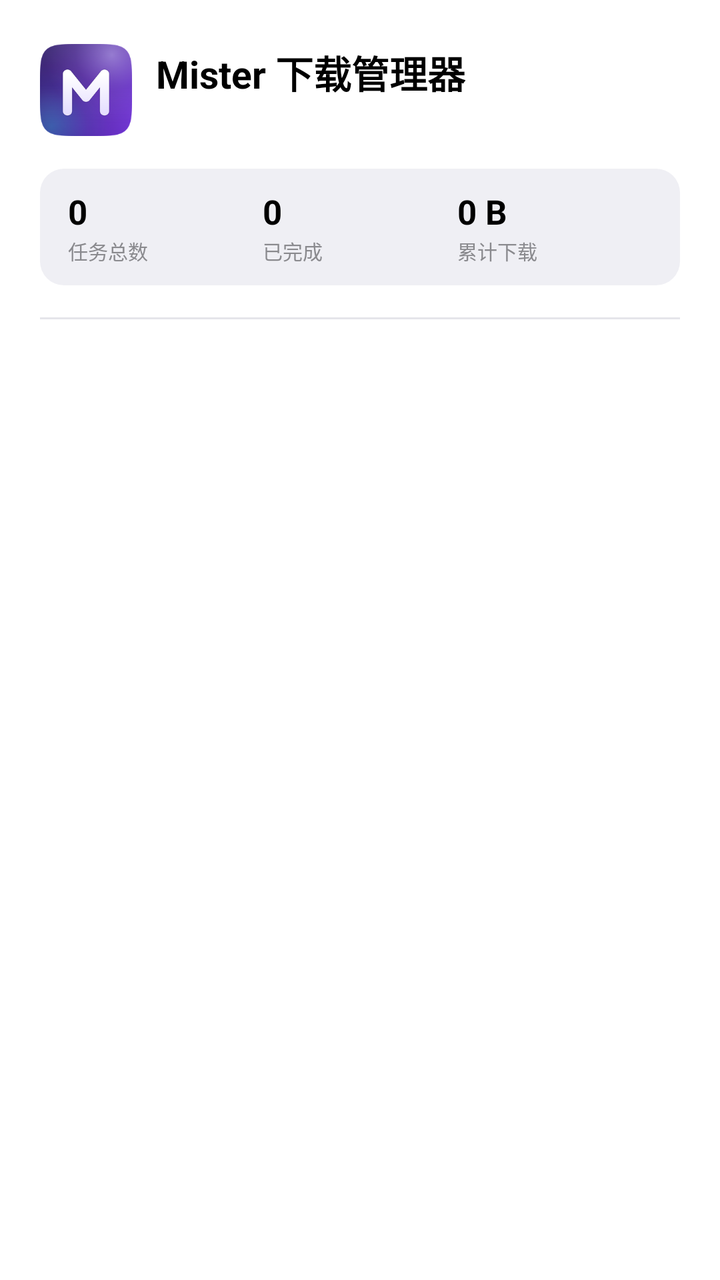
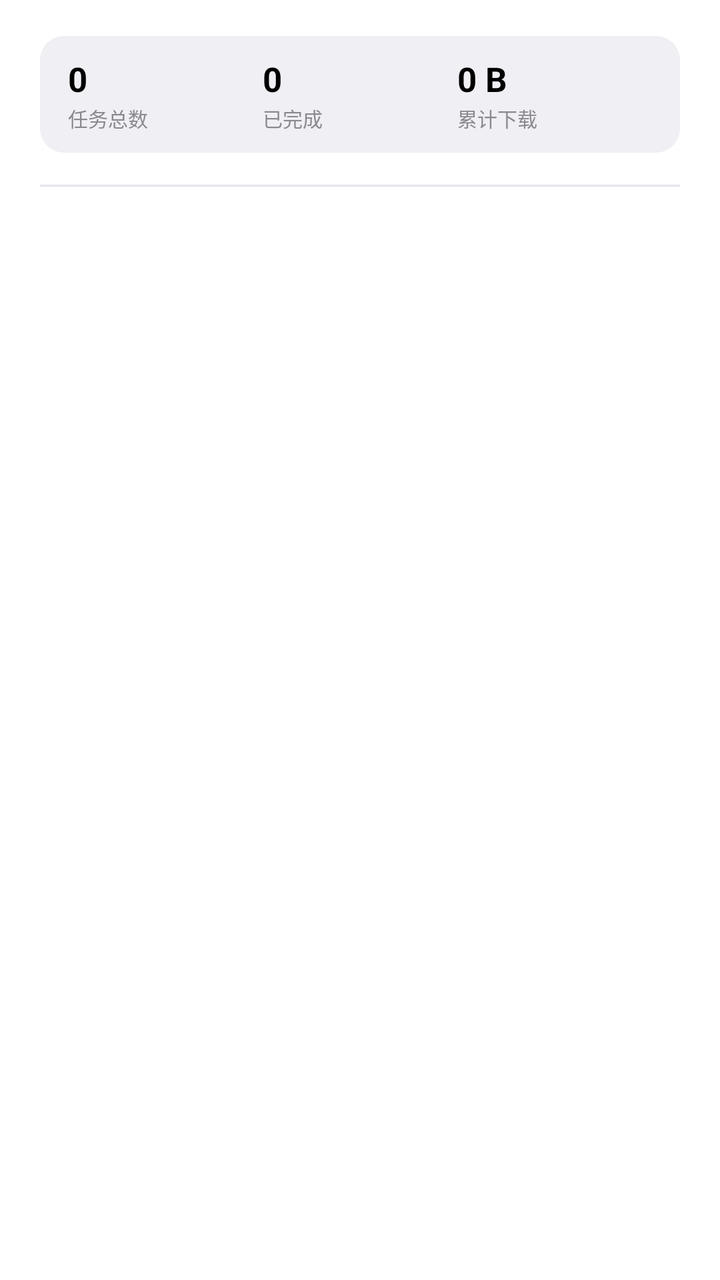

The first picture is an Android layout as it rendered before a commit; the second is the same layout after the commit. The layout source and the unified diff follow.
<!-- AndroidManifest.xml: application theme Theme.MDM -->
<!-- res/layout/nav_header.xml -->
<?xml version="1.0" encoding="utf-8"?>
<LinearLayout xmlns:android="http://schemas.android.com/apk/res/android"
    android:layout_width="match_parent"
    android:layout_height="wrap_content"
    android:background="@color/ios_card"
    android:orientation="vertical"
    android:paddingStart="20dp"
    android:paddingTop="22dp"
    android:paddingEnd="20dp"
    android:paddingBottom="14dp">

    <LinearLayout
        android:layout_width="wrap_content"
        android:layout_height="wrap_content"
        android:gravity="center_vertical"
        android:orientation="horizontal">

        
        <ImageView
            android:id="@+id/ivNavIcon"
            android:layout_width="46dp"
            android:layout_height="46dp"
            android:contentDescription="@string/app_name"
            android:src="@drawable/app_icon" />

        <LinearLayout
            android:layout_width="wrap_content"
            android:layout_height="wrap_content"
            android:layout_marginStart="12dp"
            android:orientation="vertical">

            <TextView
                android:id="@+id/tvNavTitle"
                android:layout_width="wrap_content"
                android:layout_height="wrap_content"
                android:text="@string/app_name"
                android:textColor="@color/ios_label"
                android:textSize="19sp"
                android:textStyle="bold" />

            <TextView
                android:id="@+id/tvNavVersion"
                android:layout_width="wrap_content"
                android:layout_height="wrap_content"
                android:layout_marginTop="2dp"
                android:textColor="@color/ios_label_2"
                android:textSize="12sp" />
        </LinearLayout>
    </LinearLayout>

    <LinearLayout
        android:layout_width="match_parent"
        android:layout_height="wrap_content"
        android:layout_marginTop="16dp"
        android:background="@drawable/bg_ios_input"
        android:orientation="horizontal"
        android:paddingStart="14dp"
        android:paddingTop="10dp"
        android:paddingEnd="14dp"
        android:paddingBottom="10dp">

        <LinearLayout
            android:layout_width="0dp"
            android:layout_height="wrap_content"
            android:layout_weight="1"
            android:orientation="vertical">

            <TextView
                android:id="@+id/tvStatTasks"
                android:layout_width="wrap_content"
                android:layout_height="wrap_content"
                android:text="0"
                android:textColor="@color/ios_label"
                android:textSize="17sp"
                android:textStyle="bold" />

            <TextView
                android:layout_width="wrap_content"
                android:layout_height="wrap_content"
                android:layout_marginTop="1dp"
                android:text="@string/stat_tasks"
                android:textColor="@color/ios_label_2"
                android:textSize="10sp" />
        </LinearLayout>

        <LinearLayout
            android:layout_width="0dp"
            android:layout_height="wrap_content"
            android:layout_weight="1"
            android:orientation="vertical">

            <TextView
                android:id="@+id/tvStatDone"
                android:layout_width="wrap_content"
                android:layout_height="wrap_content"
                android:text="0"
                android:textColor="@color/ios_label"
                android:textSize="17sp"
                android:textStyle="bold" />

            <TextView
                android:layout_width="wrap_content"
                android:layout_height="wrap_content"
                android:layout_marginTop="1dp"
                android:text="@string/stat_done"
                android:textColor="@color/ios_label_2"
                android:textSize="10sp" />
        </LinearLayout>

        <LinearLayout
            android:layout_width="0dp"
            android:layout_height="wrap_content"
            android:layout_weight="1"
            android:orientation="vertical">

            <TextView
                android:id="@+id/tvStatSize"
                android:layout_width="wrap_content"
                android:layout_height="wrap_content"
                android:text="0 B"
                android:textColor="@color/ios_label"
                android:textSize="17sp"
                android:textStyle="bold" />

            <TextView
                android:layout_width="wrap_content"
                android:layout_height="wrap_content"
                android:layout_marginTop="1dp"
                android:text="@string/stat_total"
                android:textColor="@color/ios_label_2"
                android:textSize="10sp" />
        </LinearLayout>
    </LinearLayout>

    <View
        android:layout_width="match_parent"
        android:layout_height="1dp"
        android:layout_marginTop="16dp"
        android:background="@color/ios_separator" />
</LinearLayout>
<!-- resources referenced by this layout -->
<resources>
  <color name="ios_card">#FFFFFF</color>
  <color name="ios_label">#000000</color>
  <color name="ios_label_2">#8A8A8E</color>
  <color name="ios_separator">#E5E5EA</color>
  <!-- drawable app_icon: png bitmap (drawable-nodpi, 30049 bytes) -->
  <!-- drawable bg_ios_input (drawable) -->
  <?xml version="1.0" encoding="utf-8"?>
  <shape xmlns:android="http://schemas.android.com/apk/res/android"
      android:shape="rectangle">
      <solid android:color="@color/ios_fill" />
      <corners android:radius="12dp" />
  </shape>
  <string name="app_name">Mister 下载管理器</string>
  <string name="stat_done">已完成</string>
  <string name="stat_tasks">任务总数</string>
  <string name="stat_total">累计下载</string>
  <color name="ios_fill">#EFEFF4</color>
  <color name="ios_blue">#007AFF</color>
  <color name="white">#FFFFFF</color>
  <color name="mdm_primary_container">#E5F0FF</color>
  <color name="mdm_on_primary_container">#0062CC</color>
  <color name="mdm_secondary_container">#FFF0DE</color>
  <color name="mdm_on_secondary_container">#8A4B00</color>
  <color name="ios_label_3">#C7C7CC</color>
  <color name="ios_red">#FF3B30</color>
  <color name="ios_bg">#F2F2F7</color>
  <style name="ThemeOverlay.MDM.BottomSheetDialog" parent="ThemeOverlay.Material3.BottomSheetDialog">
          <item name="bottomSheetStyle">@style/Widget.MDM.BottomSheet</item>
          <item name="colorSurfaceContainerLow">@color/ios_card</item>
          <item name="colorSurface">@color/ios_card</item>
          <item name="colorOnSurface">@color/ios_label</item>
          <item name="colorPrimary">@color/ios_blue</item>
      </style>
  <style name="Widget.MDM.BottomSheet" parent="Widget.Material3.BottomSheet.Modal">
          <item name="backgroundTint">@color/ios_card</item>
          <item name="shapeAppearance">@style/ShapeAppearance.MDM.Sheet</item>
      </style>
  <style name="ShapeAppearance.MDM.Sheet" parent="">
          <item name="cornerFamily">rounded</item>
          <item name="cornerSizeTopLeft">28dp</item>
          <item name="cornerSizeTopRight">28dp</item>
          <item name="cornerSizeBottomLeft">0dp</item>
          <item name="cornerSizeBottomRight">0dp</item>
      </style>
  <!-- unchanged entries left out for length: 1 -->
</resources>

<!-- the commit's change to res/layout/nav_header.xml (unified diff, before → after) -->
@@ -5,53 +5,13 @@
     android:background="@color/ios_card"
     android:orientation="vertical"
     android:paddingStart="20dp"
-    android:paddingTop="22dp"
+    android:paddingTop="18dp"
     android:paddingEnd="20dp"
     android:paddingBottom="14dp">
 
     <LinearLayout
-        android:layout_width="wrap_content"
-        android:layout_height="wrap_content"
-        android:gravity="center_vertical"
-        android:orientation="horizontal">
-
-        
-        <ImageView
-            android:id="@+id/ivNavIcon"
-            android:layout_width="46dp"
-            android:layout_height="46dp"
-            android:contentDescription="@string/app_name"
-            android:src="@drawable/app_icon" />
-
-        <LinearLayout
-            android:layout_width="wrap_content"
-            android:layout_height="wrap_content"
-            android:layout_marginStart="12dp"
-            android:orientation="vertical">
-
-            <TextView
-                android:id="@+id/tvNavTitle"
-                android:layout_width="wrap_content"
-                android:layout_height="wrap_content"
-                android:text="@string/app_name"
-                android:textColor="@color/ios_label"
-                android:textSize="19sp"
-                android:textStyle="bold" />
-
-            <TextView
-                android:id="@+id/tvNavVersion"
-                android:layout_width="wrap_content"
-                android:layout_height="wrap_content"
-                android:layout_marginTop="2dp"
-                android:textColor="@color/ios_label_2"
-                android:textSize="12sp" />
-        </LinearLayout>
-    </LinearLayout>
-
-    <LinearLayout
         android:layout_width="match_parent"
         android:layout_height="wrap_content"
-        android:layout_marginTop="16dp"
         android:background="@drawable/bg_ios_input"
         android:orientation="horizontal"
         android:paddingStart="14dp"
<!-- resource entries referenced after the edit -->
@@ -4,7 +4,6 @@
   <color name="ios_label">#000000</color>
   <color name="ios_label_2">#8A8A8E</color>
   <color name="ios_separator">#E5E5EA</color>
-  <!-- drawable app_icon: png bitmap (drawable-nodpi, 30049 bytes) -->
   <!-- drawable bg_ios_input (drawable) -->
   <?xml version="1.0" encoding="utf-8"?>
   <shape xmlns:android="http://schemas.android.com/apk/res/android"
@@ -12,7 +11,6 @@
       <solid android:color="@color/ios_fill" />
       <corners android:radius="12dp" />
   </shape>
-  <string name="app_name">Mister 下载管理器</string>
   <string name="stat_done">已完成</string>
   <string name="stat_tasks">任务总数</string>
   <string name="stat_total">累计下载</string>
